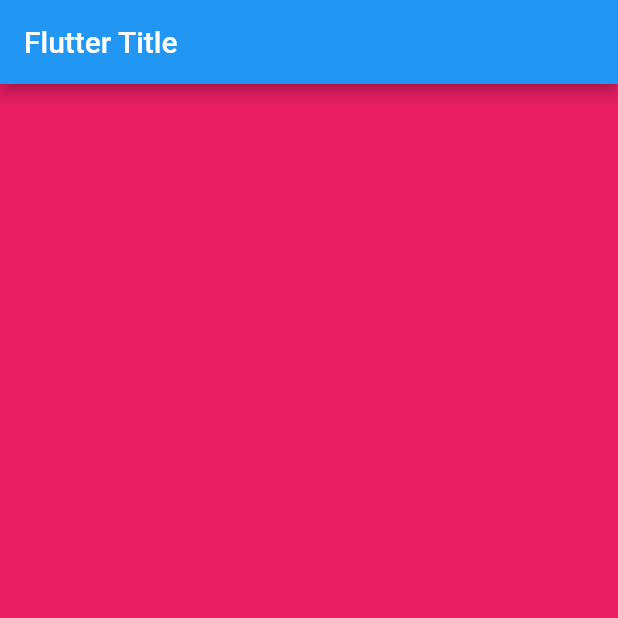
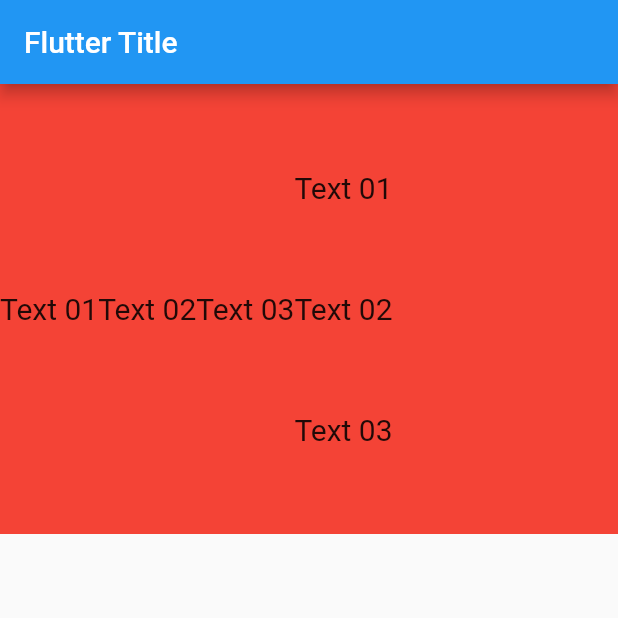
Before and after one commit to LuckyMadu/flutter-sample-project, a Flutter app: the screen it shows after launch, on a phone screen of 412 x 824 dp, the top half of it. Run offline on Flutter 3.47's test engine with Material 2 defaults, Android fonts, the phone set to English and light mode, and no system bars.

Commit message:
row column widgets

```diff
--- a/lib/main.dart
+++ b/lib/main.dart
@@ -25,8 +25,66 @@ class HomePage extends StatelessWidget {
       appBar: AppBar(
         title: const Text('Flutter Title')
       ),
+      // body: Container(
+      //   color: Colors.red,
+      //   width: 300.0,
+      //   child: Column(
+      //     mainAxisAlignment: MainAxisAlignment.spaceEvenly,
+      //     crossAxisAlignment: CrossAxisAlignment.center,
+      //     children: const <Widget>[
+      //       Text(
+      //         'Text 01',
+      //         style: TextStyle(fontSize: 20.0)
+      //       ),
+      //       Text(
+      //         'Text 02',
+      //         style: TextStyle(fontSize: 20.0)
+      //       ),
+      //       Text(
+      //         'Text 03',
+      //         style: TextStyle(fontSize: 20.0)
+      //       ),
+      //     ],
+      //   ),
+      // ),
       body: Container(
-        color: Colors.pink,
+        color: Colors.red,
+        height: 300.0,
+        child: Row(
+         // mainAxisAlignment: MainAxisAlignment.center,
+          //crossAxisAlignment: CrossAxisAlignment.center,
+          children: <Widget>[
+            const Text(
+              'Text 01',
+              style: TextStyle(fontSize: 20.0)
+            ),
+            const Text(
+              'Text 02',
+              style: TextStyle(fontSize: 20.0)
+            ),
+            const Text(
+              'Text 03',
+              style: TextStyle(fontSize: 20.0)
+            ),
+            Column(
+              mainAxisAlignment: MainAxisAlignment.spaceEvenly,
+              children: const <Widget>[
+                 Text(
+              'Text 01',
+              style: TextStyle(fontSize: 20.0)
+            ),
+            Text(
+              'Text 02',
+              style: TextStyle(fontSize: 20.0)
+            ),
+            Text(
+              'Text 03',
+              style: TextStyle(fontSize: 20.0)
+            ),
+              ]
+            ),
+          ],
+        ),
       ),
     );
   }
```
